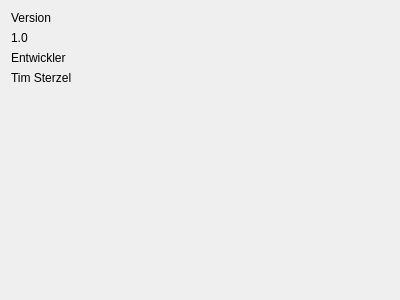
First picture: the form in aboutdialog.ui, repository timsterzel/Ultimate-Label, before the edit.
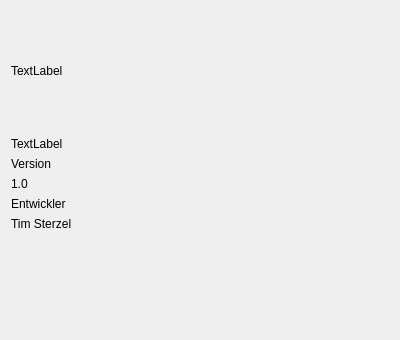
Second picture: the form after the edit.

Commit message: Add logo to about dialog

Patch:
```diff
--- a/aboutdialog.ui
+++ b/aboutdialog.ui
@@ -7,13 +7,39 @@
     <x>0</x>
     <y>0</y>
     <width>400</width>
-    <height>300</height>
+    <height>340</height>
    </rect>
   </property>
   <property name="windowTitle">
    <string>Dialog</string>
   </property>
   <layout class="QVBoxLayout" name="verticalLayout">
+   <item>
+    <widget class="QLabel" name="label_logo">
+     <property name="minimumSize">
+      <size>
+       <width>120</width>
+       <height>120</height>
+      </size>
+     </property>
+     <property name="maximumSize">
+      <size>
+       <width>120</width>
+       <height>120</height>
+      </size>
+     </property>
+     <property name="text">
+      <string>TextLabel</string>
+     </property>
+    </widget>
+   </item>
+   <item>
+    <widget class="QLabel" name="label">
+     <property name="text">
+      <string>TextLabel</string>
+     </property>
+    </widget>
+   </item>
    <item>
     <widget class="QLabel" name="label_versionHeader">
      <property name="text">
```
The commit also changes 3 other files.
